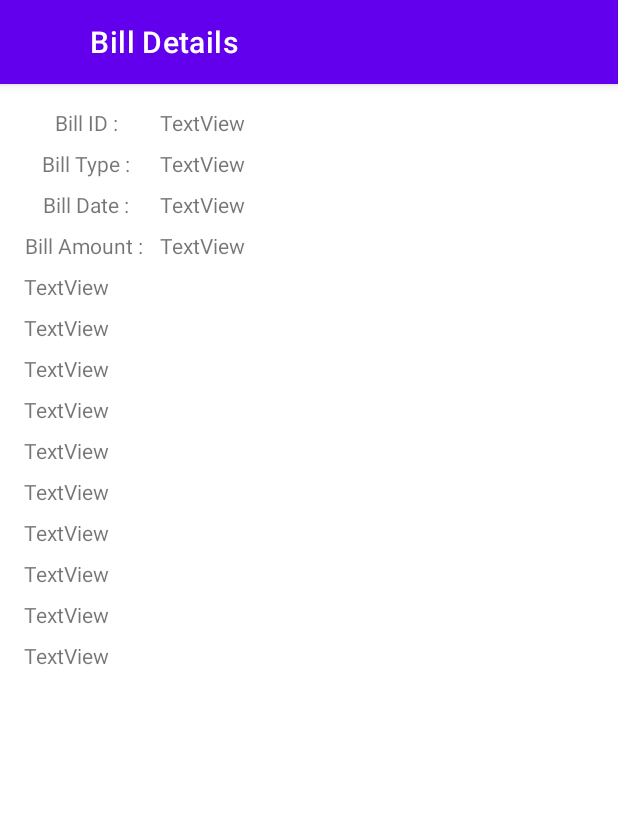
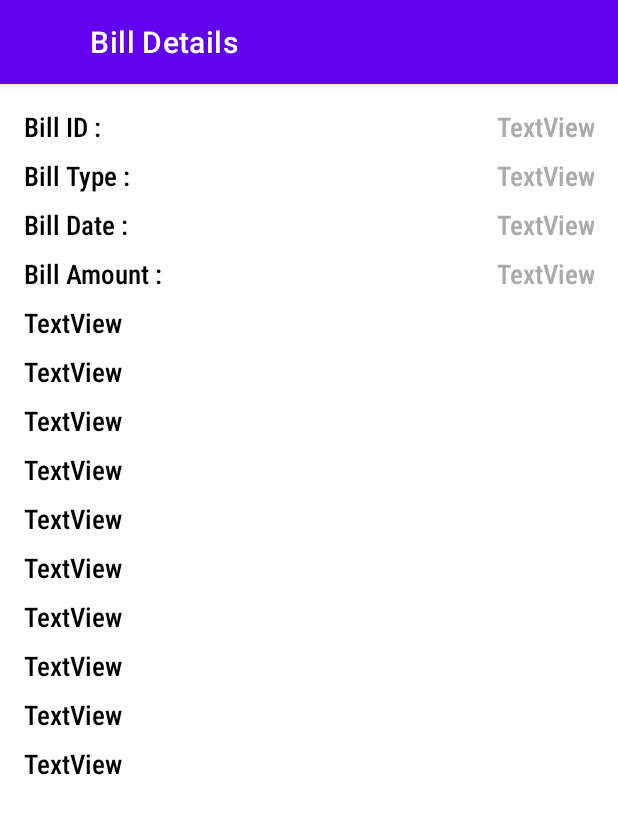
Before and after one commit to kamal777682/CO777682_W2020_MAD3125_FP, an Android app: the BillSummaryActivity screen opened directly, with no data from a screen before it, on a phone screen of 412 x 824 dp. Shown: the top 814 px of the screen. Run offline under Robolectric (Android 15) with nearby library versions, the phone set to English and light mode, and no system bars.

Commit message:
[kamal] setting textviews

```diff
--- a/app/src/main/java/com/kamal/co777682_w2020_mad3125_fp/Adapters/ShowBillListAdapter.java
+++ b/app/src/main/java/com/kamal/co777682_w2020_mad3125_fp/Adapters/ShowBillListAdapter.java
@@ -45,7 +45,7 @@ public class ShowBillListAdapter extends  RecyclerView.Adapter<ShowBillListAdapt
         holder.itemView.setOnClickListener(new View.OnClickListener() {
             @Override
             public void onClick(View v) {
-                Intent mIntent= new Intent(holder.itemView.getContext(), ShowBillDetailsActivity.class);
+                Intent mIntent= new Intent(holder.itemView.getContext(), BillSummaryActivity.class);
                 mIntent.putExtra("BillObj",mbill);
                 holder.itemView.getContext().startActivity(mIntent);
             }
--- a/app/src/main/res/layout/activity_bill_summary.xml
+++ b/app/src/main/res/layout/activity_bill_summary.xml
@@ -8,37 +8,43 @@
 
     <TextView
         android:id="@+id/textView9"
-        android:layout_width="wrap_content"
+        android:layout_width="74dp"
         android:layout_height="wrap_content"
         android:layout_marginStart="16dp"
         android:layout_marginTop="16dp"
-        android:layout_marginEnd="8dp"
         android:text="Bill ID :"
-        app:layout_constraintEnd_toStartOf="@+id/textView23"
+        android:ems="9"
+        android:fontFamily="sans-serif-condensed-medium"
+        android:textColor="@android:color/black"
+        android:textSize="18sp"
         app:layout_constraintStart_toStartOf="parent"
         app:layout_constraintTop_toTopOf="parent" />
 
     <TextView
         android:id="@+id/textView10"
-        android:layout_width="wrap_content"
+        android:layout_width="74dp"
         android:layout_height="wrap_content"
         android:layout_marginStart="16dp"
         android:layout_marginTop="8dp"
-        android:layout_marginEnd="8dp"
         android:text="Bill Type :"
-        app:layout_constraintEnd_toStartOf="@+id/textView24"
+        android:ems="9"
+        android:fontFamily="sans-serif-condensed-medium"
+        android:textColor="@android:color/black"
+        android:textSize="18sp"
         app:layout_constraintStart_toStartOf="parent"
         app:layout_constraintTop_toBottomOf="@+id/textView9" />
 
     <TextView
         android:id="@+id/textView11"
-        android:layout_width="wrap_content"
+        android:layout_width="74dp"
         android:layout_height="wrap_content"
         android:layout_marginStart="16dp"
         android:layout_marginTop="8dp"
-        android:layout_marginEnd="8dp"
         android:text="Bill Date :"
-        app:layout_constraintEnd_toStartOf="@+id/textView25"
+        android:ems="9"
+        android:fontFamily="sans-serif-condensed-medium"
+        android:textColor="@android:color/black"
+        android:textSize="18sp"
         app:layout_constraintStart_toStartOf="parent"
         app:layout_constraintTop_toBottomOf="@+id/textView10" />
 
@@ -48,9 +54,11 @@
         android:layout_height="wrap_content"
         android:layout_marginStart="16dp"
         android:layout_marginTop="8dp"
-        android:layout_marginEnd="8dp"
         android:text="Bill Amount : "
-        app:layout_constraintEnd_toStartOf="@+id/textView26"
+        android:ems="9"
+        android:fontFamily="sans-serif-condensed-medium"
+        android:textColor="@android:color/black"
+        android:textSize="18sp"
         app:layout_constraintStart_toStartOf="parent"
         app:layout_constraintTop_toBottomOf="@+id/textView11" />
 
@@ -62,6 +70,10 @@
         android:layout_marginTop="8dp"
         android:layout_marginEnd="24dp"
         android:text="TextView"
+        android:ems="9"
+        android:fontFamily="sans-serif-condensed-medium"
+        android:textColor="@android:color/black"
+        android:textSize="18sp"
         app:layout_constraintEnd_toEndOf="parent"
         app:layout_constraintHorizontal_bias="1.0"
         app:layout_constraintStart_toStartOf="parent"
@@ -76,6 +88,10 @@
         android:layout_marginTop="8dp"
         android:layout_marginEnd="24dp"
         android:text="TextView"
+        android:ems="9"
+        android:fontFamily="sans-serif-condensed-medium"
+        android:textColor="@android:color/black"
+        android:textSize="18sp"
         app:layout_constraintEnd_toEndOf="parent"
         app:layout_constraintStart_toStartOf="parent"
         app:layout_constraintTop_toBottomOf="@+id/textView13"
@@ -89,6 +105,10 @@
         android:layout_marginTop="8dp"
         android:layout_marginEnd="24dp"
         android:text="TextView"
+        android:ems="9"
+        android:fontFamily="sans-serif-condensed-medium"
+        android:textColor="@android:color/black"
+        android:textSize="18sp"
         app:layout_constraintEnd_toEndOf="parent"
         app:layout_constraintStart_toStartOf="parent"
         app:layout_constraintTop_toBottomOf="@+id/textView14"
@@ -102,6 +122,10 @@
         android:layout_marginTop="8dp"
         android:layout_marginEnd="24dp"
         android:text="TextView"
+        android:ems="9"
+        android:fontFamily="sans-serif-condensed-medium"
+        android:textColor="@android:color/black"
+        android:textSize="18sp"
         app:layout_constraintEnd_toEndOf="parent"
         app:layout_constraintStart_toStartOf="parent"
         app:layout_constraintTop_toBottomOf="@+id/textView15"
@@ -115,6 +139,10 @@
         android:layout_marginTop="8dp"
         android:layout_marginEnd="24dp"
         android:text="TextView"
+        android:ems="9"
+        android:fontFamily="sans-serif-condensed-medium"
+        android:textColor="@android:color/black"
+        android:textSize="18sp"
         app:layout_constraintEnd_toEndOf="parent"
         app:layout_constraintStart_toStartOf="parent"
         app:layout_constraintTop_toBottomOf="@+id/textView16"
@@ -128,6 +156,10 @@
         android:layout_marginTop="8dp"
         android:layout_marginEnd="16dp"
         android:text="TextView"
+        android:ems="9"
+        android:fontFamily="sans-serif-condensed-medium"
+        android:textColor="@android:color/black"
+        android:textSize="18sp"
         app:layout_constraintEnd_toEndOf="parent"
         app:layout_constraintStart_toStartOf="parent"
         app:layout_constraintTop_toBottomOf="@+id/textView17"
@@ -141,6 +173,10 @@
         android:layout_marginTop="8dp"
         android:layout_marginEnd="16dp"
         android:text="TextView"
+        android:ems="9"
+        android:fontFamily="sans-serif-condensed-medium"
+        android:textColor="@android:color/black"
+        android:textSize="18sp"
         app:layout_constraintEnd_toEndOf="parent"
         app:layout_constraintStart_toStartOf="parent"
         app:layout_constraintTop_toBottomOf="@+id/textView18"
@@ -154,6 +190,10 @@
         android:layout_marginTop="8dp"
         android:layout_marginEnd="16dp"
         android:text="TextView"
+        android:ems="9"
+        android:fontFamily="sans-serif-condensed-medium"
+        android:textColor="@android:color/black"
+        android:textSize="18sp"
         app:layout_constraintEnd_toEndOf="parent"
         app:layout_constraintStart_toStartOf="parent"
         app:layout_constraintTop_toBottomOf="@+id/textView19"
@@ -167,6 +207,10 @@
         android:layout_marginTop="8dp"
         android:layout_marginEnd="16dp"
         android:text="TextView"
+        android:ems="9"
+        android:fontFamily="sans-serif-condensed-medium"
+        android:textColor="@android:color/black"
+        android:textSize="18sp"
         app:layout_constraintEnd_toEndOf="parent"
         app:layout_constraintStart_toStartOf="parent"
         app:layout_constraintTop_toBottomOf="@+id/textView20"
@@ -180,6 +224,10 @@
         android:layout_marginTop="8dp"
         android:layout_marginEnd="16dp"
         android:text="TextView"
+        android:ems="9"
+        android:fontFamily="sans-serif-condensed-medium"
+        android:textColor="@android:color/black"
+        android:textSize="18sp"
         app:layout_constraintEnd_toEndOf="parent"
         app:layout_constraintStart_toStartOf="parent"
         app:layout_constraintTop_toBottomOf="@+id/textView21"
@@ -187,41 +235,62 @@
 
     <TextView
         android:id="@+id/textView23"
-        android:layout_width="289dp"
+        android:layout_width="wrap_content"
         android:layout_height="wrap_content"
         android:layout_marginTop="16dp"
         android:layout_marginEnd="16dp"
+        android:ems="9"
+        android:fontFamily="sans-serif-condensed-medium"
         android:text="TextView"
+        android:textAlignment="viewEnd"
+        android:textColor="@android:color/darker_gray"
+        android:textSize="18sp"
         app:layout_constraintEnd_toEndOf="parent"
         app:layout_constraintTop_toTopOf="parent" />
 
     <TextView
         android:id="@+id/textView24"
-        android:layout_width="289dp"
+        android:layout_width="wrap_content"
         android:layout_height="wrap_content"
         android:layout_marginTop="8dp"
         android:layout_marginEnd="16dp"
+        android:ems="9"
+        android:fontFamily="sans-serif-condensed-medium"
         android:text="TextView"
+        android:textAlignment="viewEnd"
+        android:textColor="@android:color/darker_gray"
+
+        android:textSize="18sp"
         app:layout_constraintEnd_toEndOf="parent"
         app:layout_constraintTop_toBottomOf="@+id/textView23" />
 
     <TextView
         android:id="@+id/textView25"
-        android:layout_width="289dp"
+        android:layout_width="wrap_content"
         android:layout_height="wrap_content"
         android:layout_marginTop="8dp"
         android:layout_marginEnd="16dp"
+        android:ems="9"
+        android:fontFamily="sans-serif-condensed-medium"
         android:text="TextView"
+        android:textAlignment="viewEnd"
+        android:textColor="@android:color/darker_gray"
+        android:textSize="18sp"
         app:layout_constraintEnd_toEndOf="parent"
         app:layout_constraintTop_toBottomOf="@+id/textView24" />
 
     <TextView
         android:id="@+id/textView26"
-        android:layout_width="289dp"
+        android:layout_width="wrap_content"
         android:layout_height="wrap_content"
         android:layout_marginTop="8dp"
         android:layout_marginEnd="16dp"
+        android:ems="9"
+        android:fontFamily="sans-serif-condensed-medium"
         android:text="TextView"
+        android:textAlignment="viewEnd"
+        android:textColor="@android:color/darker_gray"
+        android:textSize="18sp"
         app:layout_constraintEnd_toEndOf="parent"
         app:layout_constraintTop_toBottomOf="@+id/textView25" />
 </androidx.constraintlayout.widget.ConstraintLayout>
```
